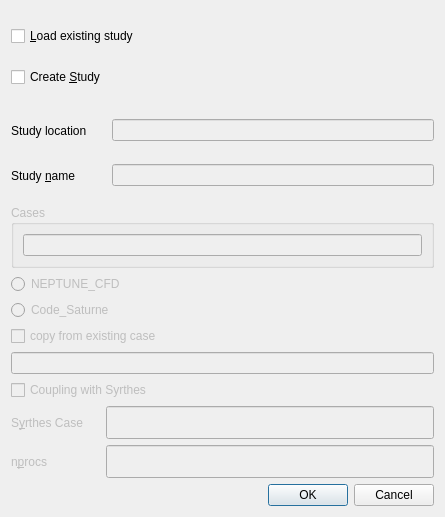
First picture: the form in cfd_study/src/CFDSTUDYGUI/SetTreeLocationDialog.ui, repository code-saturne/salome_cfd_extensions, before the edit.
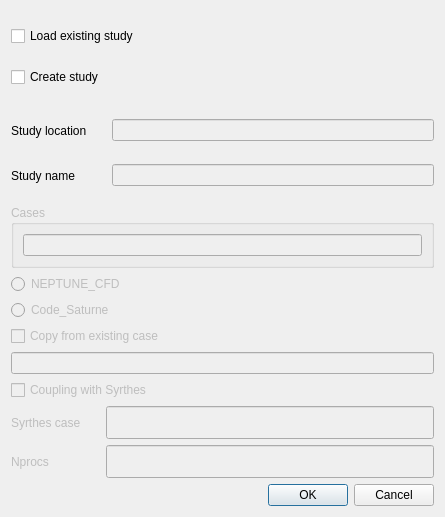
Second picture: the form after the edit.

Commit message: Salome_CFD: Fixed bug concerning french translation GUI. Provided by M. Paolillo.

Diff of the .ui file:
```diff
--- a/cfd_study/src/CFDSTUDYGUI/SetTreeLocationDialog.ui
+++ b/cfd_study/src/CFDSTUDYGUI/SetTreeLocationDialog.ui
@@ -41,7 +41,7 @@
          <bool>true</bool>
         </property>
         <property name="text">
-         <string>&amp;Load existing study</string>
+         <string>Load existing study</string>
         </property>
         <property name="checkable">
          <bool>true</bool>
@@ -57,7 +57,7 @@
       <item>
        <widget class="QCheckBox" name="checkBoxCreate">
         <property name="text">
-         <string>Create &amp;Study</string>
+         <string>Create study</string>
         </property>
         <property name="checked">
          <bool>false</bool>
@@ -120,7 +120,7 @@
          </size>
         </property>
         <property name="text">
-         <string>Study &amp;name</string>
+         <string>Study name</string>
         </property>
         <property name="wordWrap">
          <bool>false</bool>
@@ -218,7 +218,7 @@
       <item>
        <widget class="QCheckBox" name="checkBoxCopyFrom">
         <property name="text">
-         <string>copy from existing case</string>
+         <string>Copy from existing case</string>
         </property>
         <property name="checkable">
          <bool>true</bool>
@@ -312,7 +312,7 @@
                </size>
               </property>
               <property name="text">
-               <string>n&amp;procs</string>
+               <string>Nprocs</string>
               </property>
               <property name="wordWrap">
                <bool>false</bool>
@@ -347,7 +347,7 @@
                </size>
               </property>
               <property name="text">
-               <string>S&amp;yrthes Case</string>
+               <string>Syrthes case</string>
               </property>
               <property name="wordWrap">
                <bool>false</bool>
```
The commit also changes 3 other files.
